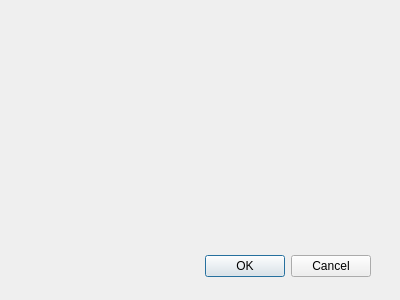
This is Tonb0.1/QtApp.ui in amir5200fx/Tonb0.1 as Qt 5 draws it before an edit. The edited form follows.
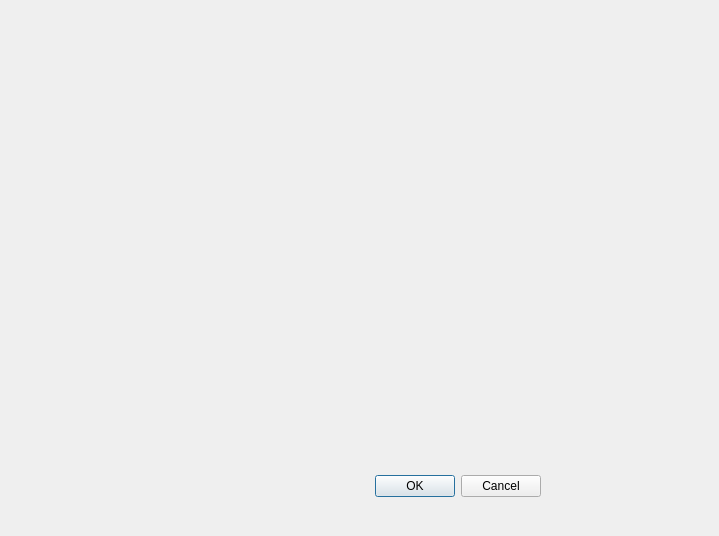
This is the edited form.

```diff
--- a/Tonb0.1/QtApp.ui
+++ b/Tonb0.1/QtApp.ui
@@ -8,8 +8,8 @@
    <rect>
     <x>0</x>
     <y>0</y>
-    <width>400</width>
-    <height>300</height>
+    <width>719</width>
+    <height>536</height>
    </rect>
   </property>
   <property name="windowTitle">
@@ -18,8 +18,8 @@
   <widget class="QWidget" name="layoutWidget">
    <property name="geometry">
     <rect>
-     <x>20</x>
-     <y>250</y>
+     <x>190</x>
+     <y>470</y>
      <width>351</width>
      <height>33</height>
     </rect>
```
Left out of the diff: 22 changed lines with no effect on the pictures.
